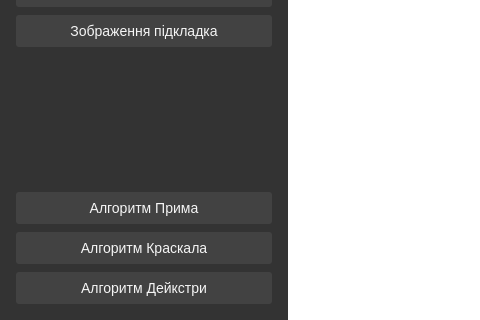
The window that graphedit/mainwindow.ui (SnosMe/kursova) describes before a commit, drawn with Qt 5; both pictures show x 0 to 480 and y 215 to 535 of the 1081 by 535 pixel window.
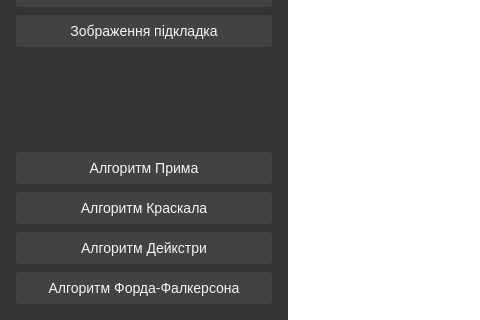
The same window after the commit. Icons and pictures are not drawn. Custom widgets are drawn as their Qt base class.

Commit message: ford fulkerson algo

Diff of the .ui file:
```diff
--- a/graphedit/mainwindow.ui
+++ b/graphedit/mainwindow.ui
@@ -661,6 +661,9 @@
              <property name="orientation">
               <enum>Qt::Vertical</enum>
              </property>
+             <property name="sizeType">
+              <enum>QSizePolicy::Expanding</enum>
+             </property>
              <property name="sizeHint" stdset="0">
               <size>
                <width>20</width>
@@ -699,6 +702,16 @@
              </property>
             </widget>
            </item>
+           <item>
+            <widget class="QPushButton" name="btn_fordaAlgo">
+             <property name="cursor">
+              <cursorShape>PointingHandCursor</cursorShape>
+             </property>
+             <property name="text">
+              <string>Алгоритм Форда-Фалкерсона</string>
+             </property>
+            </widget>
+           </item>
           </layout>
          </widget>
          <widget class="QWidget" name="viewTools">
```
The commit also changes 5 other files.
